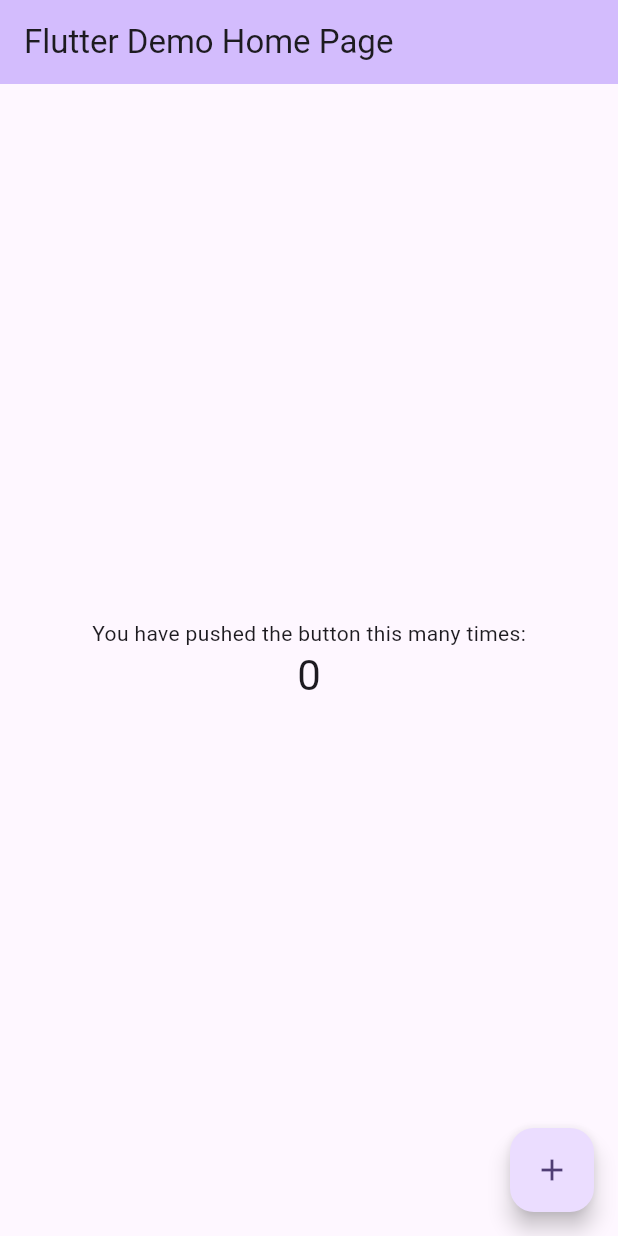
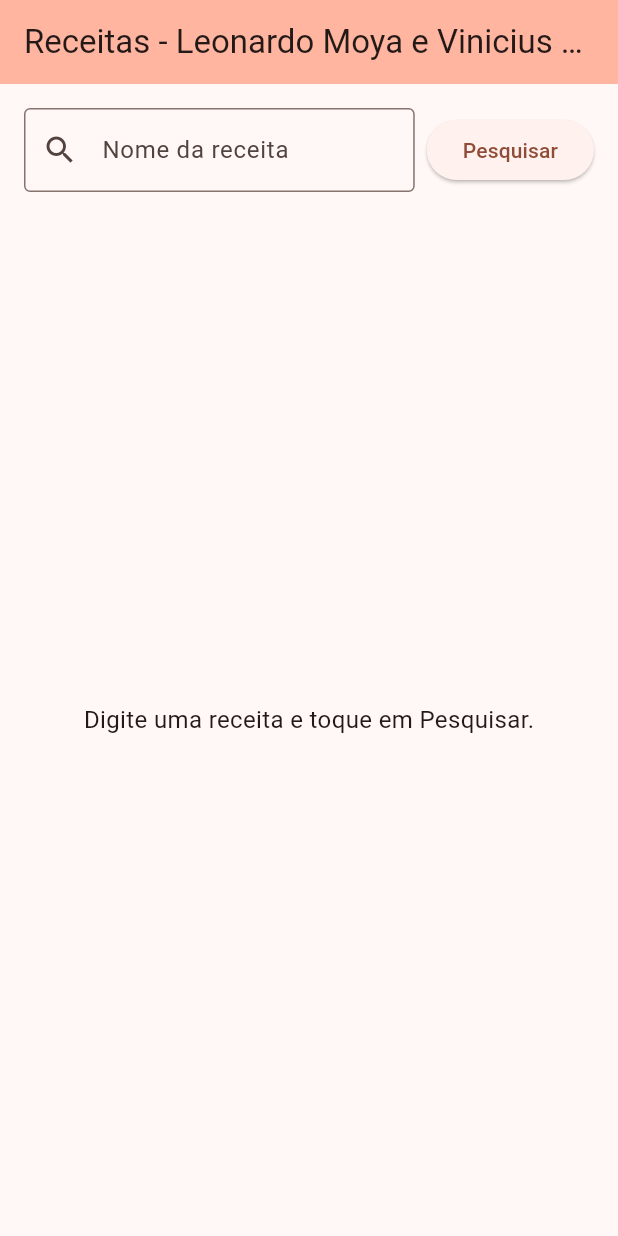
Before and after one commit to dragonfirsty/consultareceitas, a Flutter app: the screen it shows after launch, on a phone screen of 412 x 824 dp. Run offline on Flutter 3.47's test engine with Material 3 defaults, Android fonts, the phone set to English and light mode, and no system bars.

Commit message:
Feat: adiciona tela de consulta de receitas

```diff
--- a/lib/main.dart
+++ b/lib/main.dart
@@ -1,121 +1,215 @@
-import 'package:material_ui/material_ui.dart';
+// Integrantes: Leonardo Moya e Vinicius Silvestre
+
+import 'dart:convert';
+
+import 'package:flutter/material.dart';
+import 'package:http/http.dart' as http;
 
 void main() {
-  runApp(const MyApp());
+  runApp(const RecipeApp());
 }
 
-class MyApp extends StatelessWidget {
-  const MyApp({super.key});
+class RecipeApp extends StatelessWidget {
+  const RecipeApp({super.key});
 
-  // This widget is the root of your application.
   @override
   Widget build(BuildContext context) {
     return MaterialApp(
-      title: 'Flutter Demo',
+      title: 'Consulta de Receitas',
+      debugShowCheckedModeBanner: false,
       theme: ThemeData(
-        // This is the theme of your application.
-        //
-        // TRY THIS: Try running your application with "flutter run". You'll see
-        // the application has a purple toolbar. Then, without quitting the app,
-        // try changing the seedColor in the colorScheme below to Colors.green
-        // and then invoke "hot reload" (save your changes or press the "hot
-        // reload" button in a Flutter-supported IDE, or press "r" if you used
-        // the command line to start the app).
-        //
-        // Notice that the counter didn't reset back to zero; the application
-        // state is not lost during the reload. To reset the state, use hot
-        // restart instead.
-        //
-        // This works for code too, not just values: Most code changes can be
-        // tested with just a hot reload.
-        colorScheme: .fromSeed(seedColor: Colors.deepPurple),
+        colorScheme: ColorScheme.fromSeed(seedColor: Colors.deepOrange),
+        useMaterial3: true,
       ),
-      home: const MyHomePage(title: 'Flutter Demo Home Page'),
+      home: const RecipeSearchPage(),
     );
   }
 }
 
-class MyHomePage extends StatefulWidget {
-  const MyHomePage({super.key, required this.title});
+class Meal {
+  const Meal({required this.name, required this.imageUrl});
 
-  // This widget is the home page of your application. It is stateful, meaning
-  // that it has a State object (defined below) that contains fields that affect
-  // how it looks.
+  factory Meal.fromJson(Map<String, dynamic> json) {
+    return Meal(
+      name: json['strMeal'] as String? ?? 'Receita sem nome',
+      imageUrl: json['strMealThumb'] as String? ?? '',
+    );
+  }
 
-  // This class is the configuration for the state. It holds the values (in this
-  // case the title) provided by the parent (in this case the App widget) and
-  // used by the build method of the State. Fields in a Widget subclass are
-  // always marked "final".
+  final String name;
+  final String imageUrl;
+}
 
-  final String title;
+class RecipeSearchPage extends StatefulWidget {
+  const RecipeSearchPage({super.key});
 
   @override
-  State<MyHomePage> createState() => _MyHomePageState();
+  State<RecipeSearchPage> createState() => _RecipeSearchPageState();
 }
 
-class _MyHomePageState extends State<MyHomePage> {
-  int _counter = 0;
+class _RecipeSearchPageState extends State<RecipeSearchPage> {
+  final _searchController = TextEditingController();
+  List<Meal> _meals = [];
+  bool _isLoading = false;
+  String? _errorMessage;
+  bool _hasSearched = false;
 
-  void _incrementCounter() {
+  @override
+  void dispose() {
+    _searchController.dispose();
+    super.dispose();
+  }
+
+  Future<void> _searchMeals() async {
+    final searchTerm = _searchController.text.trim();
+    if (searchTerm.isEmpty) {
+      setState(() {
+        _errorMessage = 'Digite o nome de uma receita para pesquisar.';
+        _meals = [];
+        _hasSearched = false;
+      });
+      return;
+    }
+
     setState(() {
-      // This call to setState tells the Flutter framework that something has
-      // changed in this State, which causes it to rerun the build method below
-      // so that the display can reflect the updated values. If we changed
-      // _counter without calling setState(), then the build method would not be
-      // called again, and so nothing would appear to happen.
-      _counter++;
+      _isLoading = true;
+      _errorMessage = null;
+      _hasSearched = true;
+      _meals = [];
     });
+
+    try {
+      final uri = Uri.https('www.themealdb.com', '/api/json/v1/1/search.php', {
+        's': searchTerm,
+      });
+      final response = await http.get(uri);
+
+      if (response.statusCode != 200) {
+        throw Exception('A API retornou o status ${response.statusCode}.');
+      }
+
+      final data = jsonDecode(response.body) as Map<String, dynamic>;
+      final mealsJson = data['meals'] as List<dynamic>?;
+      final meals =
+          mealsJson
+              ?.whereType<Map<String, dynamic>>()
+              .map(Meal.fromJson)
+              .toList() ??
+          [];
+
+      if (!mounted) return;
+      setState(() {
+        _meals = meals;
+        _isLoading = false;
+      });
+    } on Exception catch (error) {
+      if (!mounted) return;
+      setState(() {
+        _isLoading = false;
+        _errorMessage =
+            'Não foi possível consultar as receitas. '
+            'Verifique sua conexão e tente novamente.\n$error';
+      });
+    }
+  }
+
+  Widget _buildContent() {
+    if (_isLoading) {
+      return const Center(child: CircularProgressIndicator());
+    }
+    if (_errorMessage != null) {
+      return Center(
+        child: Padding(
+          padding: const EdgeInsets.all(24),
+          child: Text(
+            _errorMessage!,
+            textAlign: TextAlign.center,
+            style: const TextStyle(fontSize: 16),
+          ),
+        ),
+      );
+    }
+    if (_hasSearched && _meals.isEmpty) {
+      return const Center(
+        child: Text(
+          'Nenhuma receita encontrada.',
+          style: TextStyle(fontSize: 16),
+        ),
+      );
+    }
+    if (!_hasSearched) {
+      return const Center(
+        child: Text(
+          'Digite uma receita e toque em Pesquisar.',
+          style: TextStyle(fontSize: 16),
+        ),
+      );
+    }
+
+    return ListView.builder(
+      padding: const EdgeInsets.all(12),
+      itemCount: _meals.length,
+      itemBuilder: (context, index) {
+        final meal = _meals[index];
+        return Card(
+          margin: const EdgeInsets.only(bottom: 12),
+          clipBehavior: Clip.antiAlias,
+          child: ListTile(
+            contentPadding: const EdgeInsets.all(8),
+            leading: Image.network(
+              meal.imageUrl,
+              width: 88,
+              height: 88,
+              fit: BoxFit.cover,
+              errorBuilder: (context, error, stackTrace) =>
+                  const Icon(Icons.restaurant, size: 48),
+            ),
+            title: Text(
+              meal.name,
+              style: const TextStyle(fontWeight: FontWeight.bold),
+            ),
+          ),
+        );
+      },
+    );
   }
 
   @override
   Widget build(BuildContext context) {
-    // This method is rerun every time setState is called, for instance as done
-    // by the _incrementCounter method above.
-    //
-    // The Flutter framework has been optimized to make rerunning build methods
-    // fast, so that you can just rebuild anything that needs updating rather
-    // than having to individually change instances of widgets.
     return Scaffold(
       appBar: AppBar(
-        // TRY THIS: Try changing the color here to a specific color (to
-        // Colors.amber, perhaps?) and trigger a hot reload to see the AppBar
-        // change color while the other colors stay the same.
+        title: const Text('Receitas - Leonardo Moya e Vinicius Silvestre'),
         backgroundColor: Theme.of(context).colorScheme.inversePrimary,
-        // Here we take the value from the MyHomePage object that was created by
-        // the App.build method, and use it to set our appbar title.
-        title: Text(widget.title),
       ),
-      body: Center(
-        // Center is a layout widget. It takes a single child and positions it
-        // in the middle of the parent.
-        child: Column(
-          // Column is also a layout widget. It takes a list of children and
-          // arranges them vertically. By default, it sizes itself to fit its
-          // children horizontally, and tries to be as tall as its parent.
-          //
-          // Column has various properties to control how it sizes itself and
-          // how it positions its children. Here we use mainAxisAlignment to
-          // center the children vertically; the main axis here is the vertical
-          // axis because Columns are vertical (the cross axis would be
-          // horizontal).
-          //
-          // TRY THIS: Invoke "debug painting" (choose the "Toggle Debug Paint"
-          // action in the IDE, or press "p" in the console), to see the
-          // wireframe for each widget.
-          mainAxisAlignment: .center,
-          children: [
-            const Text('You have pushed the button this many times:'),
-            Text(
-              '$_counter',
-              style: Theme.of(context).textTheme.headlineMedium,
+      body: Column(
+        children: [
+          Padding(
+            padding: const EdgeInsets.fromLTRB(16, 16, 16, 8),
+            child: Row(
+              children: [
+                Expanded(
+                  child: TextField(
+                    controller: _searchController,
+                    textInputAction: TextInputAction.search,
+                    onSubmitted: (_) => _searchMeals(),
+                    decoration: const InputDecoration(
+                      labelText: 'Nome da receita',
+                      hintText: 'Ex.: chicken, pasta, bolo',
+                      border: OutlineInputBorder(),
+                      prefixIcon: Icon(Icons.search),
+                    ),
+                  ),
+                ),
+                const SizedBox(width: 8),
+                ElevatedButton(
+                  onPressed: _isLoading ? null : _searchMeals,
+                  child: const Text('Pesquisar'),
+                ),
+              ],
             ),
-          ],
-        ),
-      ),
-      floatingActionButton: FloatingActionButton(
-        onPressed: _incrementCounter,
-        tooltip: 'Increment',
-        child: const Icon(Icons.add),
+          ),
+          Expanded(child: _buildContent()),
+        ],
       ),
     );
   }
```
